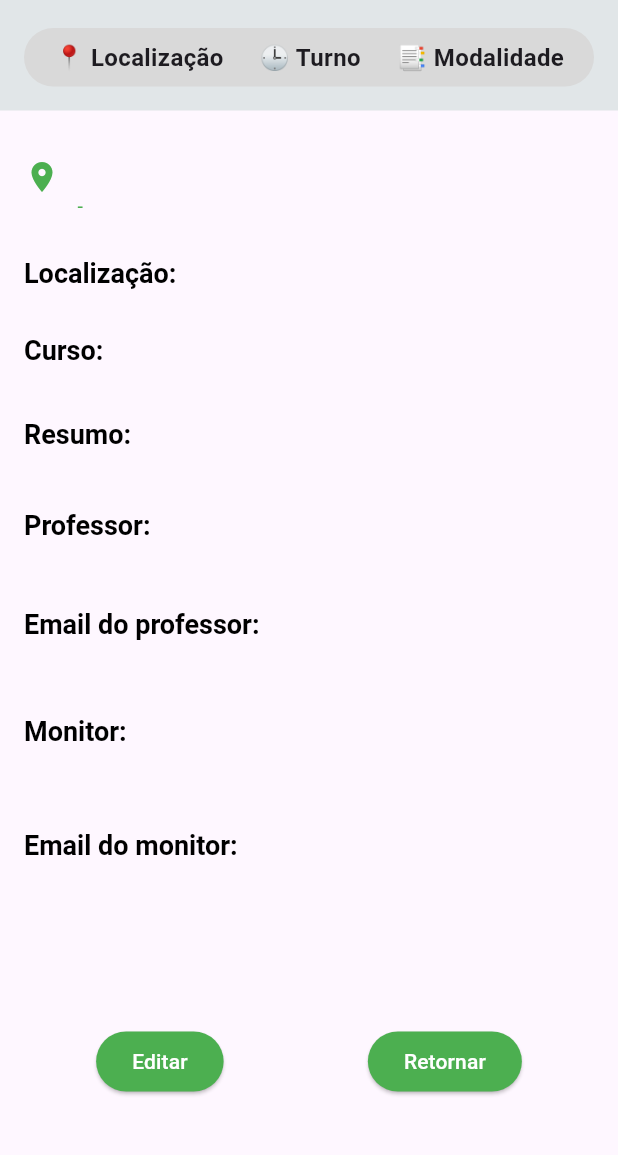
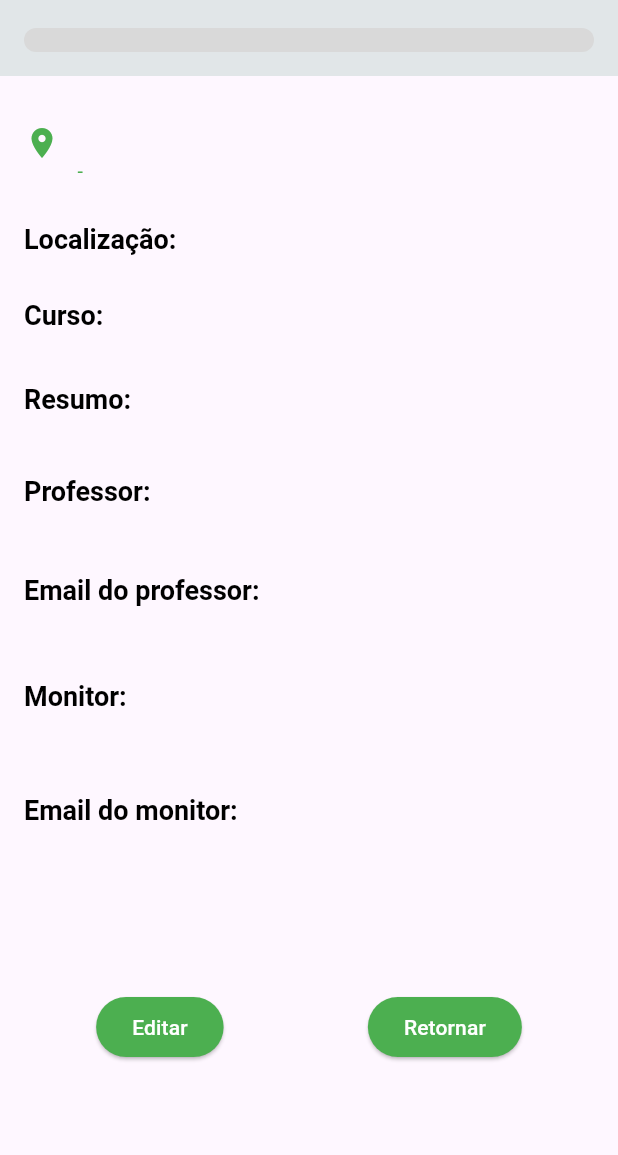
Before and after one commit to Promove-UFF/promove-uff-app, a Flutter app: the EventDetailsPage screen opened directly with empty values, on a phone screen of 412 x 824 dp, the part 80-1235 px from its top. Run offline on Flutter 3.47's test engine with Material 3 defaults, Android fonts, the phone set to English and light mode, and no system bars; our stand-ins replace cloud_firestore, firebase_auth, firebase_core, flutter_map, geolocator, google_sign_in and 1 more; accounts and stored records are empty.

Commit message:
Ajuste de filtro

```diff
--- a/app/lib/details.dart
+++ b/app/lib/details.dart
@@ -38,23 +38,23 @@ class EventDetailsPage extends StatelessWidget {
                 color: Color.fromARGB(255, 217, 217, 217),
                 borderRadius: BorderRadius.circular(25),
               ),
-              child: Row(
-                mainAxisAlignment: MainAxisAlignment.spaceAround,
-                children: [
-                  Text(
-                    '📍 Localização',
-                    style: TextStyle(fontSize: 16, fontWeight: FontWeight.bold),
-                  ),
-                  Text(
-                    '🕒 Turno',
-                    style: TextStyle(fontSize: 16, fontWeight: FontWeight.bold),
-                  ),
-                  Text(
-                    '📑 Modalidade',
-                    style: TextStyle(fontSize: 16, fontWeight: FontWeight.bold),
-                  ),
-                ],
-              ),
+              // child: Row(
+              //   mainAxisAlignment: MainAxisAlignment.spaceAround,
+              //   children: [
+              //     Text(
+              //       '📍 Localização',
+              //       style: TextStyle(fontSize: 16, fontWeight: FontWeight.bold),
+              //     ),
+              //     Text(
+              //       '🕒 Turno',
+              //       style: TextStyle(fontSize: 16, fontWeight: FontWeight.bold),
+              //     ),
+              //     Text(
+              //       '📑 Modalidade',
+              //       style: TextStyle(fontSize: 16, fontWeight: FontWeight.bold),
+              //     ),
+              //   ],
+              // ),
             ),
           ),
           Expanded(
```
Also changed, not shown: app/lib/interface.dart (+34 -34 lines).
